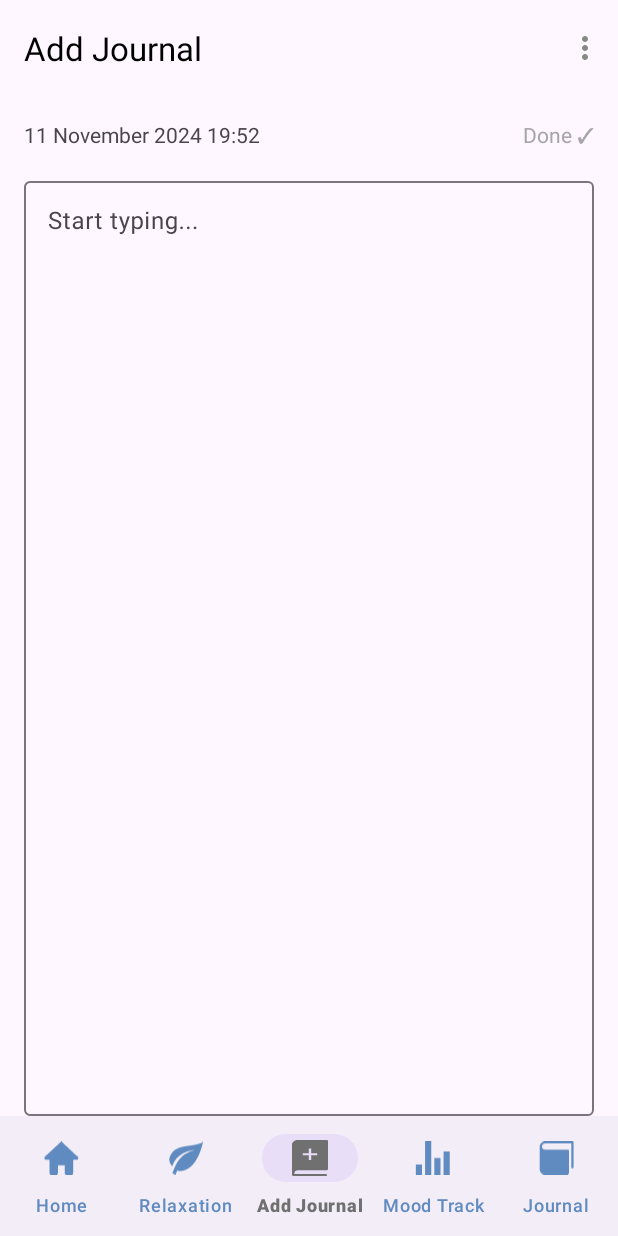
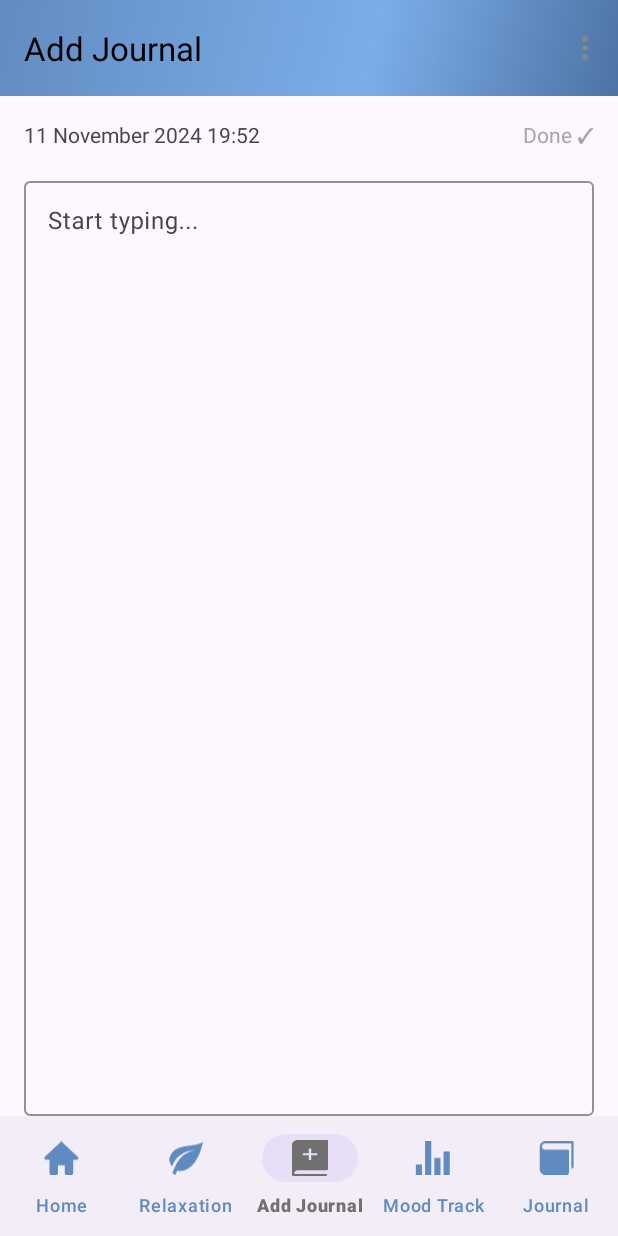
Before and after one commit to Moodify-Project/frontend_moodify, an Android app: the CreateJournalFragment screen opened through its navigation route, on a phone screen of 412 x 824 dp. Run offline under Robolectric (Android 15) with nearby library versions, the phone set to English and light mode, and no system bars; our stand-ins replace navigation-ui; pictures from the network do not load.

Commit message:
perbaikan dark theme sm create journal xml

```diff
--- a/app/src/main/AndroidManifest.xml
+++ b/app/src/main/AndroidManifest.xml
@@ -42,6 +42,7 @@
 
         <activity
             android:name=".MainActivity"
+            android:windowSoftInputMode="adjustPan"
             android:exported="true" />
 
         <activity android:name=".presentation.ui.bookmark.BookmarkActivity" />
--- a/app/src/main/java/com/example/frontend_moodify/CreateJournalFragment.kt
+++ b/app/src/main/java/com/example/frontend_moodify/CreateJournalFragment.kt
@@ -5,9 +5,7 @@ import androidx.fragment.app.Fragment
 import android.view.LayoutInflater
 import android.view.View
 import android.view.ViewGroup
-import androidx.navigation.fragment.findNavController
 import com.example.frontend_moodify.databinding.FragmentCreateJournalBinding
-import com.example.frontend_moodify.databinding.FragmentFirstBinding
 
 class CreateJournalFragment : Fragment() {
     private var _binding: FragmentCreateJournalBinding? = null
@@ -17,15 +15,12 @@ class CreateJournalFragment : Fragment() {
         inflater: LayoutInflater, container: ViewGroup?,
         savedInstanceState: Bundle?
     ): View {
-
         _binding = FragmentCreateJournalBinding.inflate(inflater, container, false)
         return binding.root
-
     }
 
     override fun onViewCreated(view: View, savedInstanceState: Bundle?) {
         super.onViewCreated(view, savedInstanceState)
-
 
     }
 
--- a/app/src/main/java/com/example/frontend_moodify/MainActivity.kt
+++ b/app/src/main/java/com/example/frontend_moodify/MainActivity.kt
@@ -19,6 +19,7 @@ import com.example.frontend_moodify.presentation.ui.settings.SettingActivity
 import com.example.frontend_moodify.utils.SessionManager
 import com.google.android.material.bottomnavigation.BottomNavigationView
 import com.google.android.material.navigation.NavigationBarView
+import androidx.appcompat.app.AppCompatDelegate
 
 class MainActivity : AppCompatActivity() {
 
@@ -26,8 +27,17 @@ class MainActivity : AppCompatActivity() {
     private lateinit var binding: ActivityMainBinding
 
     override fun onCreate(savedInstanceState: Bundle?) {
+        val sharedPreferences = getSharedPreferences("user_settings", MODE_PRIVATE)
+
+        val isDarkMode = sharedPreferences.getBoolean("dark_mode", false)
+
+        if (isDarkMode) {
+            AppCompatDelegate.setDefaultNightMode(AppCompatDelegate.MODE_NIGHT_YES)
+        } else {
+            AppCompatDelegate.setDefaultNightMode(AppCompatDelegate.MODE_NIGHT_NO)
+        }
+
         super.onCreate(savedInstanceState)
-
         binding = ActivityMainBinding.inflate(layoutInflater)
         setContentView(binding.root)
 
--- a/app/src/main/java/com/example/frontend_moodify/presentation/ui/settings/SettingActivity.kt
+++ b/app/src/main/java/com/example/frontend_moodify/presentation/ui/settings/SettingActivity.kt
@@ -16,25 +16,21 @@ class SettingActivity : AppCompatActivity() {
         super.onCreate(savedInstanceState)
         setContentView(R.layout.activity_settings)
 
-        // Get reference to the dark mode switch
         darkModeSwitch = findViewById(R.id.dark_mode_switch)
 
-        // Initialize SharedPreferences to store user preferences
         sharedPreferences = getSharedPreferences("user_settings", MODE_PRIVATE)
 
-        // Set the current status of dark mode based on SharedPreferences
         val isDarkMode = sharedPreferences.getBoolean("dark_mode", false)
         darkModeSwitch.isChecked = isDarkMode
 
-        // Handle dark mode toggle
         darkModeSwitch.setOnCheckedChangeListener { _, isChecked ->
+
             if (isChecked) {
                 AppCompatDelegate.setDefaultNightMode(AppCompatDelegate.MODE_NIGHT_YES)
             } else {
                 AppCompatDelegate.setDefaultNightMode(AppCompatDelegate.MODE_NIGHT_NO)
             }
 
-            // Save the user's dark mode preference
             val editor = sharedPreferences.edit()
             editor.putBoolean("dark_mode", isChecked)
             editor.apply()
--- a/app/src/main/res/layout/activity_main.xml
+++ b/app/src/main/res/layout/activity_main.xml
@@ -15,6 +15,7 @@
         <com.google.android.material.appbar.MaterialToolbar
             android:id="@+id/toolbar"
             android:layout_width="match_parent"
+            android:background="@drawable/background_gradient"
             android:layout_height="?attr/actionBarSize"
             app:popupTheme="@style/ThemeOverlay.MaterialComponents.Light" />
     </com.google.android.material.appbar.AppBarLayout>
--- a/app/src/main/res/layout/fragment_create_journal.xml
+++ b/app/src/main/res/layout/fragment_create_journal.xml
@@ -1,4 +1,10 @@
 <?xml version="1.0" encoding="utf-8"?>
+<androidx.core.widget.NestedScrollView
+    android:layout_width="match_parent"
+    android:layout_height="match_parent"
+    android:fillViewport="true"
+    xmlns:android="http://schemas.android.com/apk/res/android">
+
     <androidx.constraintlayout.widget.ConstraintLayout
         xmlns:android="http://schemas.android.com/apk/res/android"
         xmlns:app="http://schemas.android.com/apk/res-auto"
@@ -10,7 +16,7 @@
             android:id="@+id/text_date"
             android:layout_width="wrap_content"
             android:layout_height="wrap_content"
-        android:text="11 November 2024 19:52"
+            android:text="@string/text_date"
         android:textSize="14sp"
         app:layout_constraintTop_toTopOf="parent"
         app:layout_constraintStart_toStartOf="parent"
@@ -21,7 +27,7 @@
             android:id="@+id/text_done"
             android:layout_width="wrap_content"
             android:layout_height="wrap_content"
-        android:text="Done ✓"
+            android:text="@string/text_done"
         android:textSize="14sp"
         android:textColor="@color/light_grey"
         app:layout_constraintTop_toTopOf="parent"
@@ -39,13 +45,15 @@
             app:layout_constraintEnd_toEndOf="parent"
             app:layout_constraintBottom_toBottomOf="parent"
             app:layout_constraintVertical_bias="0.5"
+            app:boxStrokeColor="@color/light_grey"
             android:layout_margin="16dp">
 
             <com.google.android.material.textfield.TextInputEditText
                 android:id="@+id/input_field"
                 android:layout_width="match_parent"
                 android:layout_height="match_parent"
-            android:hint="Start typing..."
+                android:hint="@string/input_hint"
+            android:textColor="@color/light_grey"
             android:textColorHint="@color/grey"
             android:backgroundTint="@android:color/transparent"
             android:gravity="top"/>
@@ -53,3 +61,4 @@
         </com.google.android.material.textfield.TextInputLayout>
 
     </androidx.constraintlayout.widget.ConstraintLayout>
+</androidx.core.widget.NestedScrollView>
--- a/app/src/main/res/values-night/themes.xml
+++ b/app/src/main/res/values-night/themes.xml
@@ -1,7 +1,7 @@
 <resources xmlns:tools="http://schemas.android.com/tools">
     <!-- Base application theme for Dark Mode -->
     <style name="Base.Theme.Frontend_moodify" parent="Theme.Material3.DayNight.NoActionBar">
-        <item name="colorPrimary">@color/black</item> <!-- Black primary color for dark mode -->
+        <item name="colorPrimary">@color/blue</item> <!-- Black primary color for dark mode -->
         <item name="colorPrimaryVariant">@color/dark_blue</item>
         <item name="colorOnPrimary">@android:color/white</item> <!-- White text on primary for readability -->
         <item name="colorSecondary">@color/medium_blue</item>
--- a/app/src/main/res/values/strings.xml
+++ b/app/src/main/res/values/strings.xml
@@ -190,4 +190,9 @@
     <string name="lost_connection_image">Image indicating no internet connection</string>
     <string name="no_connection_message">No Connection. Please Try Again Later.</string>
 
+
+    <string name="text_date">11 November 2024 19:52</string>
+    <string name="text_done">Done ✓</string>
+    <string name="input_hint">Start typing...</string>
+
 </resources>
--- a/app/src/main/res/values/themes.xml
+++ b/app/src/main/res/values/themes.xml
@@ -1,6 +1,6 @@
 <resources xmlns:tools="http://schemas.android.com/tools">
     <style name="Base.Theme.Frontend_moodify" parent="Theme.Material3.DayNight.NoActionBar">
-        <item name="colorPrimary">@color/white</item> <!-- White primary color for light mode -->
+        <item name="colorPrimary">@color/blue</item> <!-- White primary color for light mode -->
         <item name="colorPrimaryVariant">@color/light_blue</item>
         <item name="colorOnPrimary">@android:color/black</item> <!-- Black text on primary for readability -->
         <item name="colorSecondary">@color/blue</item>
```
Lines whose indentation alone changed are shown as unchanged.
